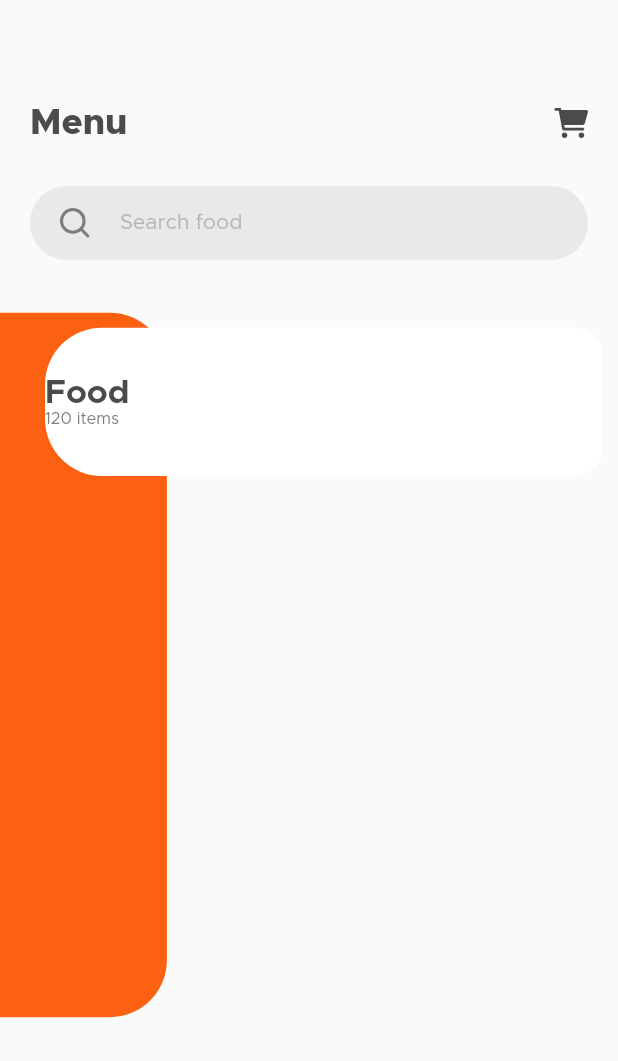
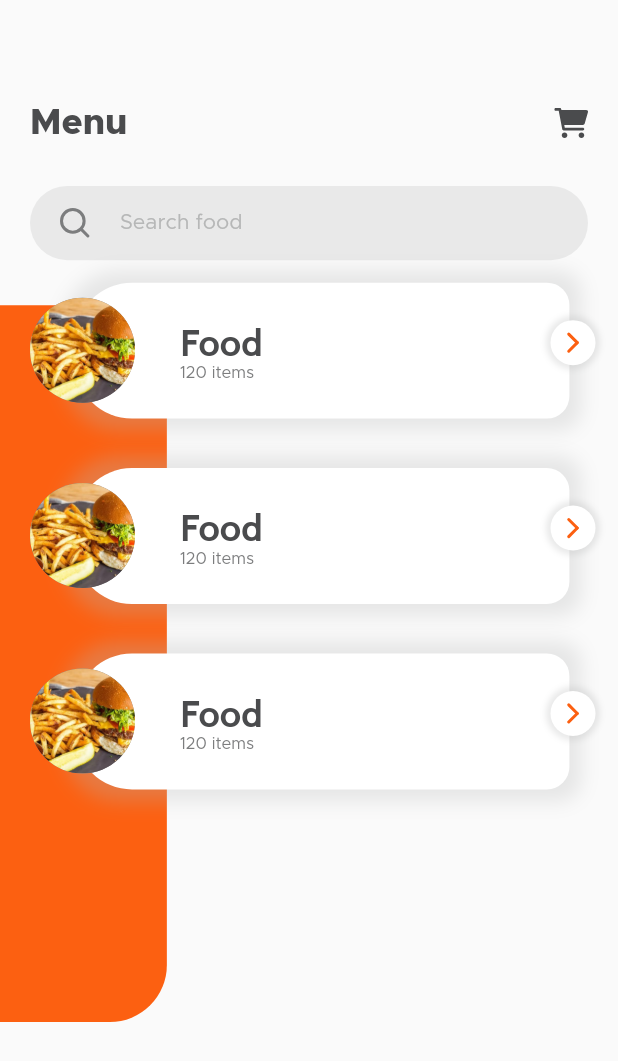
Before and after one commit to Ala2Adel/MealMonkey, a Flutter app: the MenuPage screen opened directly, on a phone screen of 412 x 824 dp. Shown: the top 1061 px of the screen. Run offline on Flutter 3.47's test engine with Material 2 defaults, Android fonts, the phone set to English and light mode, and no system bars; our stand-ins replace flutter_svg, introduction_screen, shared_preferences; accounts and stored records are empty.

Commit message:
Menu Page done

```diff
--- a/lib/Screens/bottomNav.dart
+++ b/lib/Screens/bottomNav.dart
@@ -7,7 +7,7 @@ import 'package:meal_monkey/Screens/resetPassword_page.dart';
 import 'package:meal_monkey/Screens/signUp_page.dart';
 import 'package:meal_monkey/Screens/welcome_page.dart';
 import 'package:meal_monkey/localization/language_constants.dart';
-import '../app_colors.dart';
+import '../Utilities/app_colors.dart';
 
 class BottomNav extends StatefulWidget {
   @override
@@ -52,7 +52,7 @@ class _BottomNavState extends State<BottomNav> {
         decoration: BoxDecoration(
           boxShadow: [
             BoxShadow(
-              color: AppColors.grey.withOpacity(0.3),
+              color: AppColors.grey.withOpacity(0.2),
               spreadRadius: 15,
               blurRadius: 15,
               // offset: Offset(0, 20), // changes position of shadow
--- a/lib/Screens/home_page.dart
+++ b/lib/Screens/home_page.dart
@@ -6,7 +6,7 @@ import 'package:meal_monkey/Widgets/most_popular.dart';
 import 'package:meal_monkey/Widgets/pop_restaurants.dart';
 import 'package:meal_monkey/localization/language_constants.dart';
 
-import '../app_colors.dart';
+import '../Utilities/app_colors.dart';
 
 class HomePage extends StatefulWidget {
   @override
--- a/lib/Screens/login_page.dart
+++ b/lib/Screens/login_page.dart
@@ -6,7 +6,7 @@ import 'package:meal_monkey/Screens/resetPassword_page.dart';
 import 'package:meal_monkey/Screens/signUp_page.dart';
 import 'package:meal_monkey/localization/language_constants.dart';
 
-import '../app_colors.dart';
+import '../Utilities/app_colors.dart';
 
 class LoginPage extends StatefulWidget {
   @override
--- a/lib/Screens/menu_page.dart
+++ b/lib/Screens/menu_page.dart
@@ -1,9 +1,10 @@
 import 'package:flutter/material.dart';
 import 'package:flutter/services.dart';
 import 'package:flutter_svg/svg.dart';
+import 'package:meal_monkey/Widgets/menu_items.dart';
 import 'package:meal_monkey/localization/language_constants.dart';
 
-import '../app_colors.dart';
+import '../Utilities/app_colors.dart';
 
 class MenuPage extends StatefulWidget {
   @override
@@ -83,7 +84,7 @@ class _MenuPageState extends State<MenuPage> {
             children: [
               PositionedDirectional(
                   start: 0,
-                  top: 20,
+                  top: 15,
                   child: Container(
                     decoration: BoxDecoration(
                         color: AppColors.orange,
@@ -91,45 +92,25 @@ class _MenuPageState extends State<MenuPage> {
                             topRight: Radius.circular(38),
                             bottomRight: Radius.circular(38))),
                     width: _width * 0.27,
-                    height: _height * 0.57,
+                    height: _height * 0.58,
                   )),
-              PositionedDirectional(
-                  start: 30,
-                  top: 30,
-                  end: 10,
-                  child: Container(
-                      decoration: BoxDecoration(
-                          color: AppColors.white,
-                          borderRadius: BorderRadius.only(
-                              topLeft: Radius.circular(38),
-                              topRight: Radius.circular(20),
-                              bottomLeft: Radius.circular(38),
-                              bottomRight: Radius.circular(20))),
-                      width: _width * 0.06,
-                      height: _height * 0.12,
-                      child: Column(
-                        mainAxisAlignment: MainAxisAlignment.center,
-                        crossAxisAlignment: CrossAxisAlignment.stretch,
-                        children: [
-                          Text("Food",
-                              style: TextStyle(
-                                  fontFamily: "Metropolis",
-                                  fontWeight: FontWeight.w700,
-                                  fontSize: 22,
-                                  color: AppColors.darkGrey)),
-                          Text("120 items",
-                              style: TextStyle(
-                                  fontFamily: "Metropolis",
-                                  fontWeight: FontWeight.w300,
-                                  fontSize: 11,
-                                  color: AppColors.lightGrey))
-                        ],
-                      )
-                      //CircleAvatar(backgroundColor: AppColors.lightGrey, radius: 15,),
-                      ))
+              // MenuItems()
+
+              ListView.builder(
+                scrollDirection: Axis.vertical,
+                itemCount: 3,
+                // shrinkWrap: true,
+                itemBuilder: (context, index) {
+                  return MenuItems();
+                },
+              ),
+
             ],
           ),
-        )
+        ),
+
+
+
       ],
     )));
   }
--- a/lib/Screens/newPassword_page.dart
+++ b/lib/Screens/newPassword_page.dart
@@ -4,7 +4,7 @@ import 'package:flutter/services.dart';
 import 'package:meal_monkey/Screens/onBoardingScreen.dart';
 import 'package:meal_monkey/localization/language_constants.dart';
 
-import '../app_colors.dart';
+import '../Utilities/app_colors.dart';
 
 class NewPasswordPage extends StatefulWidget {
   @override
--- a/lib/Screens/onBoardingScreen.dart
+++ b/lib/Screens/onBoardingScreen.dart
@@ -4,7 +4,7 @@ import 'package:flutter/services.dart';
 import 'package:flutter_svg/flutter_svg.dart';
 import 'package:introduction_screen/introduction_screen.dart';
 import 'package:meal_monkey/Screens/bottomNav.dart';
-import 'package:meal_monkey/app_colors.dart';
+import 'file:///E:/Alaa%20Alaraby/Meal_Monkey/lib/Utilities/app_colors.dart';
 import 'package:meal_monkey/localization/language_constants.dart';
 
 import 'home_page.dart';
--- a/lib/Screens/resetPassword_page.dart
+++ b/lib/Screens/resetPassword_page.dart
@@ -4,7 +4,7 @@ import 'package:flutter/services.dart';
 import 'package:meal_monkey/Screens/newPassword_page.dart';
 import 'package:meal_monkey/localization/language_constants.dart';
 
-import '../app_colors.dart';
+import '../Utilities/app_colors.dart';
 
 class ResetPasswordPage extends StatefulWidget {
   @override
--- a/lib/Screens/signUp_page.dart
+++ b/lib/Screens/signUp_page.dart
@@ -4,7 +4,7 @@ import 'package:flutter/services.dart';
 import 'package:meal_monkey/Screens/login_page.dart';
 import 'package:meal_monkey/localization/language_constants.dart';
 
-import '../app_colors.dart';
+import '../Utilities/app_colors.dart';
 
 class SignUpPage extends StatefulWidget {
   @override
--- a/lib/Screens/splash_screen.dart
+++ b/lib/Screens/splash_screen.dart
@@ -6,7 +6,7 @@ import 'package:flutter/services.dart';
 import 'package:flutter_svg/svg.dart';
 import 'package:meal_monkey/Screens/home_page.dart';
 import 'package:meal_monkey/Screens/welcome_page.dart';
-import 'package:meal_monkey/app_colors.dart';
+import 'file:///E:/Alaa%20Alaraby/Meal_Monkey/lib/Utilities/app_colors.dart';
 
 class SplashScreen extends StatefulWidget {
   @override
--- a/lib/Screens/welcome_page.dart
+++ b/lib/Screens/welcome_page.dart
@@ -5,7 +5,7 @@ import 'package:flutter_svg/svg.dart';
 import 'package:meal_monkey/Screens/login_page.dart';
 import 'package:meal_monkey/Screens/signUp_page.dart';
 import 'package:meal_monkey/localization/language_constants.dart';
-import '../app_colors.dart';
+import '../Utilities/app_colors.dart';
 
 class WelcomePage extends StatefulWidget {
   @override
--- /dev/null
+++ b/lib/Widgets/menu_items.dart
@@ -0,0 +1,106 @@
+import 'package:flutter/cupertino.dart';
+import 'package:flutter/material.dart';
+import 'package:flutter_svg/svg.dart';
+import 'package:meal_monkey/Utilities/app_colors.dart';
+
+class MenuItems extends StatefulWidget {
+  @override
+  _MenuItemsState createState() => _MenuItemsState();
+}
+
+class _MenuItemsState extends State<MenuItems> {
+  List _menuNames = [
+    "Food",
+    "Beverages",
+    "Desserts",
+    "Promotions",
+  ];
+  List _menuCount = ["120 items", "220 items", "155 items", "25 items"];
+
+  @override
+  Widget build(BuildContext context) {
+    var _height = MediaQuery.of(context).size.height;
+    var _width = MediaQuery.of(context).size.width;
+    return Container(
+      height: _height*0.15,
+      child: Stack(
+        children: [
+          PositionedDirectional(
+            start: 50,
+             // top: 30,
+            //end: 25,
+            child: Container(
+                decoration: BoxDecoration(
+                    boxShadow: [
+                      BoxShadow(
+                        color: AppColors.grey.withOpacity(0.3),
+                        spreadRadius: 8,
+                        blurRadius: 10,
+                        // offset: Offset(0, 20), // changes position of shadow
+                      ),
+                    ],
+                    color: AppColors.white,
+                    borderRadius: BorderRadius.only(
+                        topLeft: Radius.circular(38),
+                        topRight: Radius.circular(15),
+                        bottomLeft: Radius.circular(38),
+                        bottomRight: Radius.circular(15))),
+                width: _width * 0.8,
+                height: _height * 0.11,
+                child: Padding(
+                  padding: const EdgeInsetsDirectional.only(start: 70),
+                  child: Column(
+                    mainAxisAlignment: MainAxisAlignment.center,
+                    crossAxisAlignment: CrossAxisAlignment.start,
+                    children: [
+                      Text("Food",
+                          style: TextStyle(
+                              fontFamily: "Cabin",
+                              fontWeight: FontWeight.w700,
+                              fontSize: 25,
+                              color: AppColors.darkGrey)),
+                      Text("120 items",
+                          style: TextStyle(
+                              fontFamily: "Metropolis",
+                              fontWeight: FontWeight.w300,
+                              fontSize: 11,
+                              color: AppColors.lightGrey))
+                    ],
+                  ),
+                )),
+          ),
+          PositionedDirectional(
+              top: 10,
+              start: 20,
+              child: Container(
+                child: CircleAvatar(
+                  backgroundImage: AssetImage("assets/western.png"),
+                  backgroundColor: AppColors.lightGrey,
+                  radius: 35,
+                ),
+              )),
+          PositionedDirectional(
+             top: 25,
+              end: 15,
+              child: Container(
+                decoration: BoxDecoration(
+                  shape: BoxShape.circle,
+                  boxShadow: [
+                    BoxShadow(
+                      color: AppColors.grey.withOpacity(0.3),
+                      spreadRadius: 3,
+                      blurRadius: 3,
+                    ),
+                  ],
+                ),
+                child: CircleAvatar(
+                  child: SvgPicture.asset("assets/next_icon.svg"),
+                  backgroundColor: AppColors.white,
+                  radius: 15,
+                ),
+              )),
+        ],
+      ),
+    );
+  }
+}
--- a/lib/Widgets/most_popular.dart
+++ b/lib/Widgets/most_popular.dart
@@ -1,6 +1,6 @@
 import 'package:flutter/cupertino.dart';
 import 'package:flutter/material.dart';
-import 'package:meal_monkey/app_colors.dart';
+import 'file:///E:/Alaa%20Alaraby/Meal_Monkey/lib/Utilities/app_colors.dart';
 import 'package:meal_monkey/localization/language_constants.dart';
 
 class MostPopular extends StatelessWidget {
--- a/lib/Widgets/pop_restaurants.dart
+++ b/lib/Widgets/pop_restaurants.dart
@@ -1,6 +1,6 @@
 import 'package:flutter/cupertino.dart';
 import 'package:flutter/material.dart';
-import 'package:meal_monkey/app_colors.dart';
+import 'file:///E:/Alaa%20Alaraby/Meal_Monkey/lib/Utilities/app_colors.dart';
 import 'package:meal_monkey/localization/language_constants.dart';
 
 class PopularRestaurants extends StatelessWidget {
```
Also changed, not shown: assets/next_icon.png (added), assets/next_icon.svg (added), lib/Utilities/app_colors.dart (renamed from lib/app_colors.dart).
